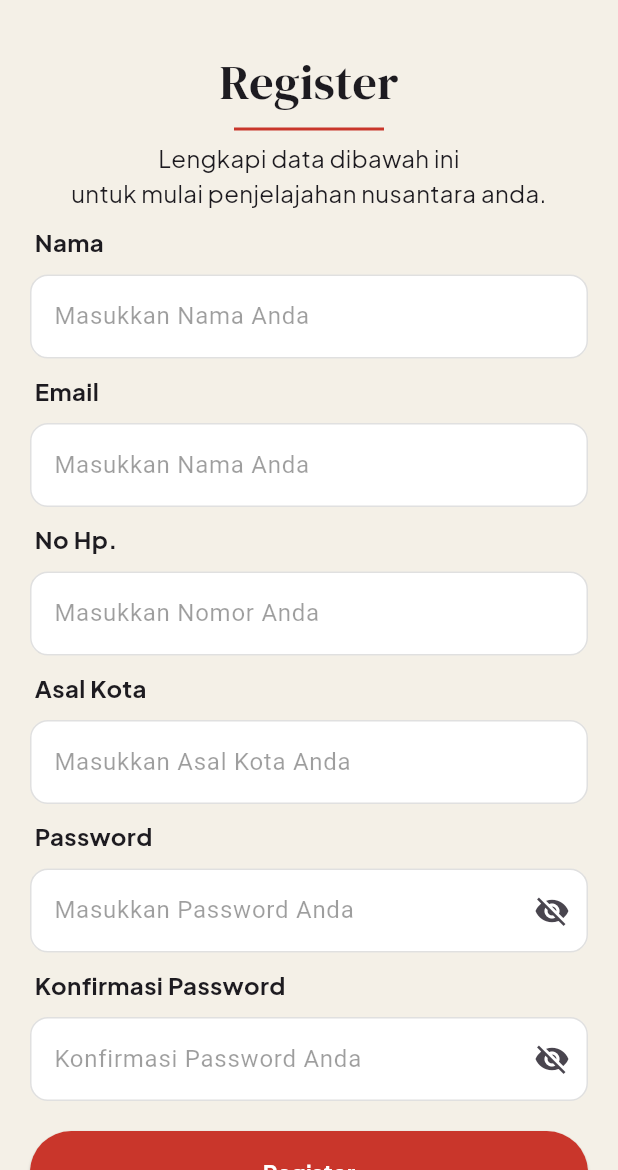
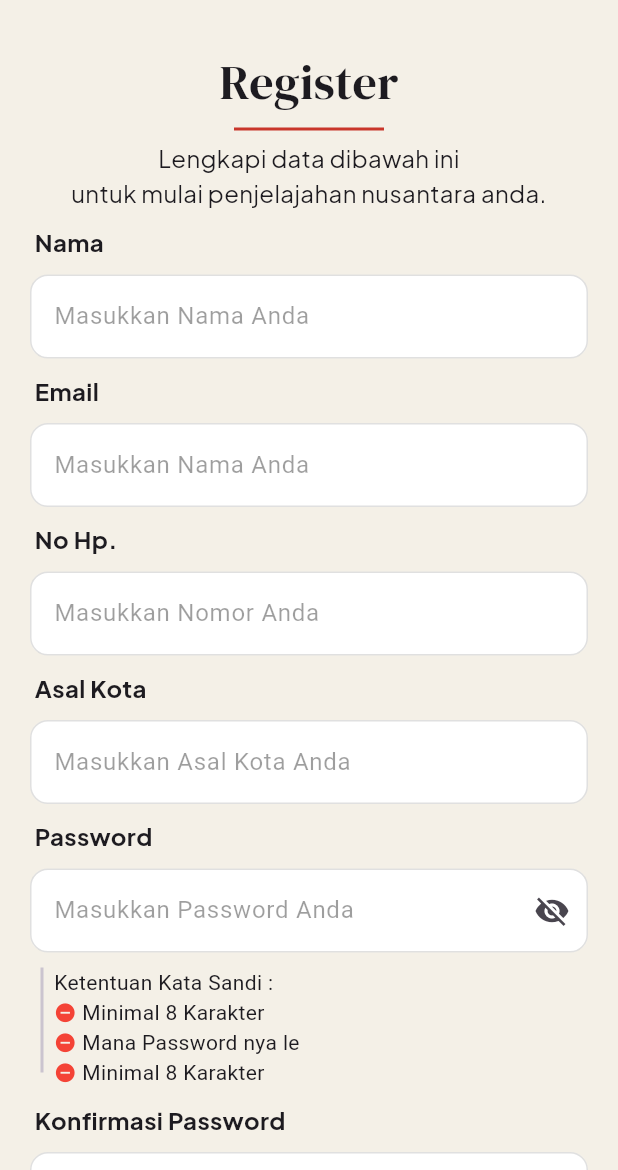
Before and after one commit to ShineyVamp/PPKD_Tugas_Dan_Materi, a Flutter app: the Registertugas12 screen opened directly, on a phone screen of 412 x 824 dp, the part 66-1236 px from its top. Run offline on Flutter 3.47's test engine with Material 3 defaults, Android fonts, the phone set to English and light mode, and no system bars; our stand-ins replace google_fonts, lottie, shared_preferences, shimmer_animation, simple_gradient_text, sqflite; missing offline and left inert: control_style; accounts and stored records are empty.

Commit message:
UPDATE REGISTER

```diff
--- a/hari6-17/flutterday6/lib/TugasFlutter/tugas12disini/views/logintugas12.dart
+++ b/hari6-17/flutterday6/lib/TugasFlutter/tugas12disini/views/logintugas12.dart
@@ -19,20 +19,23 @@
   final _formKey = GlobalKey<FormState>();
   bool lihatPass = false;
 
-  void login() async{
+  void login() async {
     final email = emailC.text.trim();
     final password = passC.text.trim();
 
     final pengguna = await DbHelper().loginUser(email, password);
 
-    if(!mounted) return;
+    if (!mounted) return;
 
-    if(pengguna != null){
+    if (pengguna != null) {
       context.pushAndRemoveAll(Home());
     } else {
-      ScaffoldMessenger.of(context).showSnackBar(SnackBar(content: Text("Data Tidak Ditemukan")));
+      ScaffoldMessenger.of(
+        context,
+      ).showSnackBar(SnackBar(content: Text("Data Tidak Ditemukan")));
     }
   }
+
   @override
   Widget build(BuildContext context) {
     return Scaffold(
@@ -72,8 +75,14 @@
                   child: Divider(thickness: 2, color: Color(0xffC9362B)),
                 ),
                 SizedBox(height: 40),
-                Text(" Email", style: GoogleFonts.plusJakartaSans(fontSize: 16, fontWeight: FontWeight.bold),),
-                SizedBox(height: 5,),
+                Text(
+                  " Email",
+                  style: GoogleFonts.plusJakartaSans(
+                    fontSize: 16,
+                    fontWeight: FontWeight.bold,
+                  ),
+                ),
+                SizedBox(height: 5),
                 MasukkanPengguna(
                   bintang: false,
                   namaC: emailC,
@@ -88,16 +97,23 @@
                   },
                 ),
                 SizedBox(height: 10),
-                Text(" Password", style: GoogleFonts.plusJakartaSans(fontSize: 16, fontWeight: FontWeight.bold),),
-                SizedBox(height: 5,),
+                Text(
+                  " Password",
+                  style: GoogleFonts.plusJakartaSans(
+                    fontSize: 16,
+                    fontWeight: FontWeight.bold,
+                  ),
+                ),
+                SizedBox(height: 5),
                 MasukkanPengguna(
                   suffixIcon: GestureDetector(
                     onTap: () {
-                      setState(() {
-                      });
-                      lihatPass=!lihatPass;
+                      setState(() {});
+                      lihatPass = !lihatPass;
                     },
-                    child: Icon(lihatPass?Icons.visibility_off:Icons.visibility),
+                    child: Icon(
+                      lihatPass ? Icons.visibility_off : Icons.visibility,
+                    ),
                   ),
                   bintang: lihatPass,
                   namaC: passC,
@@ -125,13 +141,23 @@
                 Row(
                   mainAxisAlignment: MainAxisAlignment.center,
                   children: [
-                    Text("Belum Punya Akun? ", style: GoogleFonts.plusJakartaSans(fontSize: 14),),
+                    Text(
+                      "Belum Punya Akun? ",
+                      style: GoogleFonts.plusJakartaSans(fontSize: 14),
+                    ),
                     GestureDetector(
                       onTap: () {
                         context.push(Registertugas12());
                       },
-                      child: Text("Buat Akun",style: GoogleFonts.plusJakartaSans(color: Color(0xffC9362B), fontSize: 14, fontWeight: FontWeight.bold),),
-                    )
+                      child: Text(
+                        "Buat Akun",
+                        style: GoogleFonts.plusJakartaSans(
+                          color: Color(0xffC9362B),
+                          fontSize: 14,
+                          fontWeight: FontWeight.bold,
+                        ),
+                      ),
+                    ),
                   ],
                 ),
               ],
@@ -198,8 +224,10 @@
     required this.bintang,
     this.suffixIcon,
     this.prefixIcon,
+    this.onChanged,
   });
 
+  final void Function(String)? onChanged;
   final TextEditingController namaC;
   final String? Function(String?)? validator;
   final String teksHint;
@@ -210,6 +238,7 @@
   @override
   Widget build(BuildContext context) {
     return TextFormField(
+      onChanged: onChanged,
       obscureText: bintang,
       validator: validator,
       controller: namaC,
--- a/hari6-17/flutterday6/lib/TugasFlutter/tugas12disini/views/registertugas12.dart
+++ b/hari6-17/flutterday6/lib/TugasFlutter/tugas12disini/views/registertugas12.dart
@@ -22,6 +22,9 @@
   final TextEditingController konpassC = TextEditingController();
   final _formkey = GlobalKey<FormState>();
   bool lihatPass = true;
+  bool passB = false;
+  bool passP = false;
+  bool passCon = false;
 
   void register() async {
     final nama = namaC.text.trim();
@@ -30,24 +33,35 @@
     final asalKota = asalKotaC.text.trim();
     final pass = passC.text.trim();
 
-    final pengguna = await UserSQLModel(nama: nama, email: email, noHp: noHp, password: pass, asalKota: asalKota);
+    final pengguna = UserSQLModel(
+      nama: nama,
+      email: email,
+      noHp: noHp,
+      password: pass,
+      asalKota: asalKota,
+    );
 
     bool success = await DbHelper().userRegister(pengguna);
 
-    if(!mounted) return;
+    if (!mounted) return;
 
-    if(success){
+    if (success) {
       context.push(Logintugas12());
-      ScaffoldMessenger.of(context).showSnackBar(SnackBar(content: Text("Register Berhasil Silahkan Login")));
+      ScaffoldMessenger.of(context).showSnackBar(
+        SnackBar(content: Text("Register Berhasil Silahkan Login")),
+      );
     } else {
-      ScaffoldMessenger.of(context).showSnackBar(SnackBar(content: Text("Email Sudah Terdaftar")));
+      ScaffoldMessenger.of(
+        context,
+      ).showSnackBar(SnackBar(content: Text("Email Sudah Terdaftar")));
     }
+  }
 
-  }
   @override
   Widget build(BuildContext context) {
     return Scaffold(
       appBar: AppBar(
+        surfaceTintColor: Color(0xffF4F0E7),
         centerTitle: true,
         title: Row(
           mainAxisSize: MainAxisSize.min,
@@ -60,7 +74,7 @@
         backgroundColor: Color(0xffF4F0E7),
         leading: GestureDetector(
           onTap: () {
-            context.pop();
+            context.pushAndRemoveAll(Logintugas12());
           },
           child: Icon(Icons.arrow_back),
         ),
@@ -186,6 +200,14 @@
                       ),
                       SizedBox(height: 10),
                       MasukkanPengguna(
+                        onChanged: (p0) {
+                          setState(() {});
+                          passP = p0.length >= 8;
+                          passB = p0.isNotEmpty;
+                          passCon =
+                              p0.contains(RegExp(r'[A-Z]')) &&
+                              p0.contains(RegExp(r'[a-z]'));
+                        },
                         suffixIcon: GestureDetector(
                           onTap: () {
                             setState(() {});
@@ -199,13 +221,37 @@
                         validator: (p0) {
                           if (p0 == null || p0.isEmpty) {
                             return "Password Wajib Diisi";
-                          } else if(p0.length < 8){
+                          } else if (p0.length < 8) {
                             return "Password Minimal 8 Karakter";
                           }
                           return null;
                         },
                         teksHint: 'Masukkan Password Anda',
                         bintang: lihatPass,
+                      ),
+                      SizedBox(height: 10),
+                      Row(
+                        crossAxisAlignment: CrossAxisAlignment.start,
+                        children: [
+                          SizedBox(
+                            height: 70,
+                            child: VerticalDivider(thickness: 2),
+                          ),
+                          Column(
+                            crossAxisAlignment: CrossAxisAlignment.start,
+                            children: [
+                              Text('Ketentuan Kata Sandi :'),
+                              ketentuanKataSandi(" Minimal 8 Karakter", passP),
+                              ketentuanKataSandi(
+                                passB
+                                    ? " Mantap udah ada password"
+                                    : " Mana Password nya le",
+                                passB,
+                              ),
+                              ketentuanKataSandi(" Minimal 8 Karakter", passP),
+                            ],
+                          ),
+                        ],
                       ),
                       SizedBox(height: 10),
                       Text(
@@ -230,7 +276,7 @@
                         validator: (p0) {
                           if (p0 == null || p0.isEmpty) {
                             return "Nama Wajib Diisi";
-                          } else if (!p0.contains(passC.text)){
+                          } else if (!p0.contains(passC.text)) {
                             return "Password Tidak Sama";
                           }
                           return null;
@@ -273,4 +319,17 @@
       ),
     );
   }
+
+  Row ketentuanKataSandi(String teks, bool kon) {
+    return Row(
+      children: [
+        Icon(
+          kon ? Icons.check_circle_sharp : Icons.remove_circle,
+          size: 15,
+          color: kon ? Colors.green : Colors.red,
+        ),
+        Text(teks),
+      ],
+    );
+  }
 }
```
Lines whose indentation alone changed are shown as unchanged.
